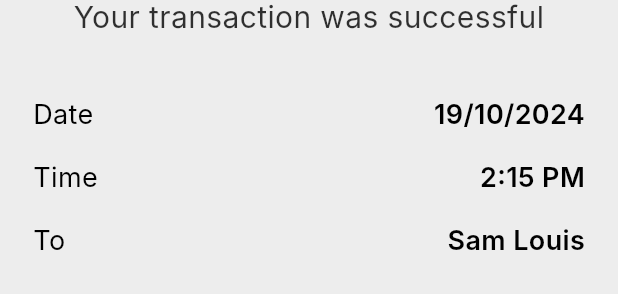
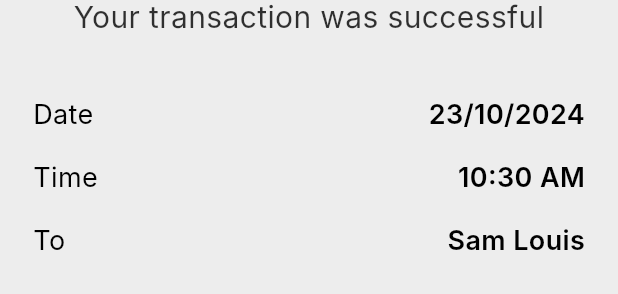
Before and after one commit to MohamedNabil62/flutter_payment_checkout, a Flutter app: the ThankYouCard widget shown alone on an empty page, opened directly, on a phone screen of 412 x 824 dp. Shown: the part 145-439 px from the top of the screen. Run offline on Flutter 3.47's test engine with Material 3 defaults, Android fonts, the phone set to English and light mode, and no system bars; our stand-ins replace bloc, dartz, dio, flutter_bloc, flutter_credit_card, flutter_svg and 1 more; missing offline and left inert: flutter_paypal_payment, flutter_stripe; Roboto replaces fonts that are missing (Inter).

Commit message:
last commit

```diff
--- a/lib/Features/checkout/presentation/views/widgets/thank_you_card.dart
+++ b/lib/Features/checkout/presentation/views/widgets/thank_you_card.dart
@@ -5,6 +5,7 @@ import 'package:checkout_payment_ui/core/utils/styles.dart';
 import 'package:flutter/material.dart';
 import 'package:flutter_svg/svg.dart';
 import 'package:font_awesome_flutter/font_awesome_flutter.dart';
+import 'package:intl/intl.dart';
 
 class ThankYouCard extends StatelessWidget {
   const ThankYouCard({
@@ -13,6 +14,13 @@ class ThankYouCard extends StatelessWidget {
 
   @override
   Widget build(BuildContext context) {
+    DateTime now = DateTime.now();
+
+    // Format time
+    String formattedTime = DateFormat('h:mm a').format(now);
+
+    // Format date
+    String formattedDate = DateFormat('dd/MM/yyyy').format(now);
     return Container(
       width: double.infinity,
       decoration: ShapeDecoration(
@@ -38,16 +46,16 @@ class ThankYouCard extends StatelessWidget {
             const SizedBox(
               height: 42,
             ),
-            const PaymentItemInfo(
+            PaymentItemInfo(
               title: 'Date',
-              value: '19/10/2024',
+              value: formattedDate,
             ),
             const SizedBox(
               height: 20,
             ),
-            const PaymentItemInfo(
+            PaymentItemInfo(
               title: 'Time',
-              value: '2:15 PM',
+              value: formattedTime,
             ),
             const SizedBox(
               height: 20,
--- a/pubspec.yaml
+++ b/pubspec.yaml
@@ -40,6 +40,7 @@ dependencies:
   font_awesome_flutter: ^10.5.0
   flutter_paypal_payment: ^1.0.6
   url_launcher: ^6.1.14
+  intl: ^0.18.0
 
 dev_dependencies:
   flutter_lints: ^2.0.0
```
Also changed, not shown: pubspec.lock.
